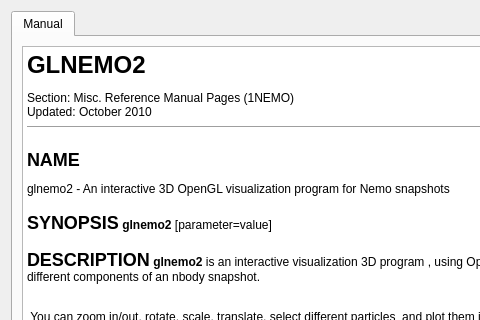
Before: the Qt Designer form usr/jcl/glnemo2/src/formhelp.ui in teuben/nemo, drawn with Qt 5; both pictures show x 0 to 480 and y 0 to 320 of the 911 by 533 pixel window.
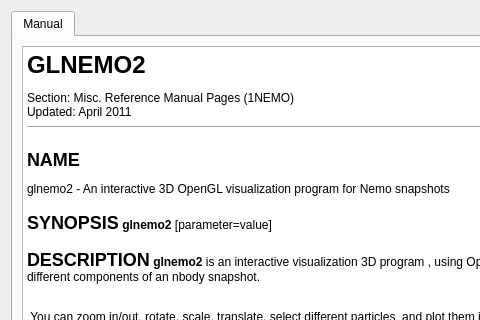
After: the same form once the commit is applied.

```diff
--- a/usr/jcl/glnemo2/src/formhelp.ui
+++ b/usr/jcl/glnemo2/src/formhelp.ui
@@ -65,7 +65,7 @@
 p, li { white-space: pre-wrap; }
 &lt;/style&gt;&lt;/head&gt;&lt;body style=&quot; font-family:'Sans Serif'; font-size:9pt; font-weight:400; font-style:normal;&quot;&gt;
 &lt;p style=&quot; margin-top:18px; margin-bottom:12px; margin-left:0px; margin-right:0px; -qt-block-indent:0; text-indent:0px;&quot;&gt;&lt;span style=&quot; font-size:xx-large; font-weight:600;&quot;&gt;GLNEMO2&lt;/span&gt;&lt;/p&gt;
-&lt;p style=&quot; margin-top:0px; margin-bottom:0px; margin-left:0px; margin-right:0px; -qt-block-indent:0; text-indent:0px;&quot;&gt;Section: Misc. Reference Manual Pages (1NEMO)&lt;br /&gt;Updated: October 2010&lt;/p&gt;
+&lt;p style=&quot; margin-top:0px; margin-bottom:0px; margin-left:0px; margin-right:0px; -qt-block-indent:0; text-indent:0px;&quot;&gt;Section: Misc. Reference Manual Pages (1NEMO)&lt;br /&gt;Updated: April 2011&lt;/p&gt;
 &lt;hr /&gt;
 &lt;p style=&quot; margin-top:16px; margin-bottom:12px; margin-left:0px; margin-right:0px; -qt-block-indent:0; text-indent:0px;&quot;&gt;&lt;span style=&quot; font-size:x-large; font-weight:600;&quot;&gt;NAME&lt;/span&gt;&lt;/p&gt;
 &lt;p style=&quot; margin-top:0px; margin-bottom:0px; margin-left:0px; margin-right:0px; -qt-block-indent:0; text-indent:0px;&quot;&gt;glnemo2 - An interactive 3D OpenGL visualization program for Nemo snapshots &lt;a name=&quot;lbAC&quot;&gt;&lt;/a&gt;  &lt;/p&gt;
@@ -272,7 +272,7 @@
 &lt;p style=&quot; margin-top:16px; margin-bottom:12px; margin-left:0px; margin-right:0px; -qt-block-indent:0; text-indent:0px;&quot;&gt;&lt;span style=&quot; font-size:x-large; font-weight:600;&quot;&gt;AUTHOR&lt;/span&gt;&lt;/p&gt;
 &lt;p style=&quot; margin-top:0px; margin-bottom:0px; margin-left:0px; margin-right:0px; -qt-block-indent:0; text-indent:0px;&quot;&gt;Jean-Charles Lambert &lt;a name=&quot;lbAO&quot;&gt;&lt;/a&gt;  &lt;/p&gt;
 &lt;p style=&quot; margin-top:16px; margin-bottom:12px; margin-left:0px; margin-right:0px; -qt-block-indent:0; text-indent:0px;&quot;&gt;&lt;span style=&quot; font-size:x-large; font-weight:600;&quot;&gt;UPDATE HISTORY&lt;/span&gt; &lt;/p&gt;
-&lt;p style=&quot; margin-top:12px; margin-bottom:0px; margin-left:0px; margin-right:0px; -qt-block-indent:0; text-indent:0px;&quot;&gt;&lt;span style=&quot; font-family:'Courier New,courier';&quot;&gt;16-Apr-11 new rendering pipeline                            JCL&lt;/span&gt;&lt;/p&gt;
+&lt;p style=&quot; margin-top:12px; margin-bottom:0px; margin-left:0px; margin-right:0px; -qt-block-indent:0; text-indent:0px;&quot;&gt;&lt;span style=&quot; font-family:'Courier New,courier';&quot;&gt;16-Apr-11 Ver 1.20 - new rendering pipeline/see ChangeLog   JCL&lt;/span&gt;&lt;/p&gt;
 &lt;p style=&quot; margin-top:0px; margin-bottom:0px; margin-left:0px; margin-right:0px; -qt-block-indent:0; text-indent:0px;&quot;&gt;&lt;span style=&quot; font-family:'Courier New,courier';&quot;&gt;23-Apr-10 ramses reader + gyrfalcON manipulator             JCL&lt;/span&gt;&lt;/p&gt;
 &lt;p style=&quot; margin-top:0px; margin-bottom:0px; margin-left:0px; margin-right:0px; -qt-block-indent:0; text-indent:0px;&quot;&gt;&lt;span style=&quot; font-family:'Courier New,courier';&quot;&gt;19-May-10 - Leiden release - see ChangeLog                  JCL&lt;/span&gt;&lt;/p&gt;
 &lt;p style=&quot; margin-top:0px; margin-bottom:0px; margin-left:0px; margin-right:0px; -qt-block-indent:0; text-indent:0px;&quot;&gt;&lt;span style=&quot; font-family:'Courier New,courier';&quot;&gt;28-Jul-10 Version 1.0 !!!                                   JCL&lt;/span&gt;&lt;/p&gt;
@@ -293,8 +293,7 @@
 &lt;p style=&quot; margin-top:0px; margin-bottom:0px; margin-left:0px; margin-right:0px; -qt-block-indent:0; text-indent:0px;&quot;&gt;&lt;a href=&quot;#lbAM&quot;&gt;&lt;span style=&quot; text-decoration: underline; color:#0000c0;&quot;&gt;FILES&lt;/span&gt;&lt;/a&gt;&lt;/p&gt;
 &lt;p style=&quot; margin-top:0px; margin-bottom:0px; margin-left:0px; margin-right:0px; -qt-block-indent:0; text-indent:0px;&quot;&gt;&lt;a href=&quot;#lbAN&quot;&gt;&lt;span style=&quot; text-decoration: underline; color:#0000c0;&quot;&gt;AUTHOR&lt;/span&gt;&lt;/a&gt;&lt;/p&gt;
 &lt;p style=&quot; margin-top:0px; margin-bottom:0px; margin-left:0px; margin-right:0px; -qt-block-indent:0; text-indent:0px;&quot;&gt;&lt;a href=&quot;#lbAO&quot;&gt;&lt;span style=&quot; text-decoration: underline; color:#0000c0;&quot;&gt;UPDATE HISTORY&lt;/span&gt;&lt;/a&gt;&lt;/p&gt;
-&lt;hr /&gt;
-&lt;p style=&quot; margin-top:0px; margin-bottom:0px; margin-left:0px; margin-right:0px; -qt-block-indent:0; text-indent:0px;&quot;&gt;This document was created by &lt;a href=&quot;http://localhost/cgi-bin/man/man2html&quot;&gt;&lt;span style=&quot; text-decoration: underline; color:#0000c0;&quot;&gt;man2html&lt;/span&gt;&lt;/a&gt;, using the manual pages.&lt;br /&gt;Time: 08:39:47 GMT, October 25, 2010 &lt;/p&gt;&lt;/body&gt;&lt;/html&gt;</string>
+&lt;p style=&quot;-qt-paragraph-type:empty; margin-top:0px; margin-bottom:0px; margin-left:0px; margin-right:0px; -qt-block-indent:0; text-indent:0px;&quot;&gt;&lt;/p&gt;&lt;/body&gt;&lt;/html&gt;</string>
          </property>
          <property name="openExternalLinks">
           <bool>true</bool>
```
